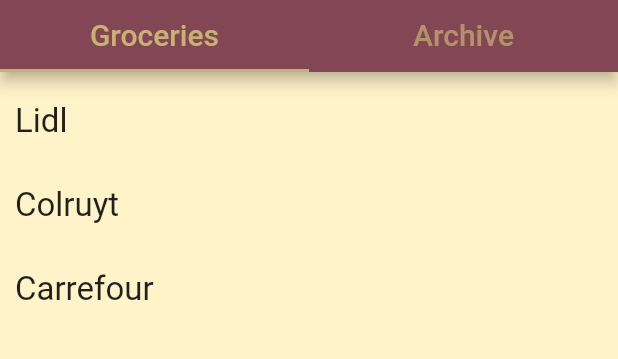
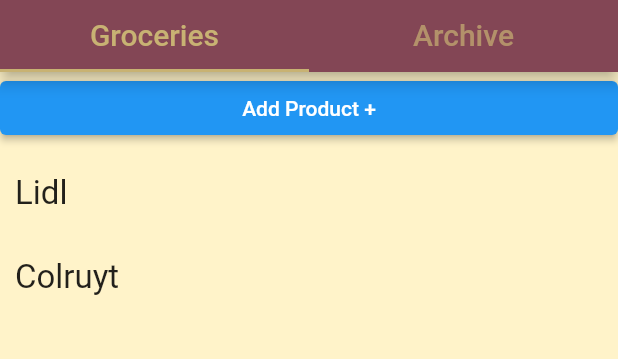
Before and after one commit to emre-yunus/ToBuy, a Flutter app: the screen it shows after launch, on a phone screen of 412 x 824 dp, the part 84-443 px from its top. Run offline on Flutter 3.47's test engine with Material 2 defaults, Android fonts, the phone set to English and light mode, and no system bars.

Commit message:
Added stores in "add product" buttons dialogue.

```diff
--- /dev/null
+++ b/lib/button_add_product.dart
@@ -0,0 +1,90 @@
+import 'package:flutter/material.dart';
+import 'dropdownmenu_stores.dart';
+
+class AddProductButton extends StatefulWidget {
+  final String title;
+  final List storesAndItems;
+  final Function addProduct;
+  final Function getFirstStore;
+
+  const AddProductButton(
+      {required this.title,
+      required this.storesAndItems,
+      required this.addProduct,
+      required this.getFirstStore});
+
+  @override
+  State<AddProductButton> createState() => _AddProductButtonState();
+}
+
+class _AddProductButtonState extends State<AddProductButton> {
+  String _valueText = "";
+  String chosenStore = "";
+
+  @override
+  void initState() {
+    chosenStore = widget.getFirstStore();
+  }
+
+  void changeChosenStore(String newStore) {
+    setState(() {
+      chosenStore = newStore;
+    });
+    print(chosenStore);
+  }
+
+  @override
+  Widget build(BuildContext context) {
+    return ElevatedButton(
+      onPressed: () => showDialog<String>(
+        context: context,
+        builder: (BuildContext context) => AlertDialog(
+          title: const Text('Add Product'),
+          content: TextField(
+            onChanged: (value) {
+              setState(() {
+                _valueText = value;
+              });
+            },
+            //controller: _textFieldController,
+            decoration: InputDecoration(hintText: "Name of product"),
+          ),
+          actions: <Widget>[
+            Row(
+              children: [
+                const Padding(
+                  padding: EdgeInsets.fromLTRB(15.0, 0.0, 15.0, 0.0),
+                  child: Text("Pick a store:"),
+                ),
+                DropDownMenuStores(
+                    chosenStore: chosenStore,
+                    changeChosenStore: changeChosenStore,
+                    storesAndItems: widget.storesAndItems,
+                    getFirstStore: widget.getFirstStore),
+              ],
+            ),
+            Row(
+              mainAxisAlignment: MainAxisAlignment.end,
+              children: [
+                TextButton(
+                  onPressed: () => Navigator.pop(context, 'Cancel'),
+                  child: const Text('Cancel'),
+                ),
+                TextButton(
+                  onPressed: () {
+                    if (_valueText != "") {
+                      widget.addProduct(_valueText, chosenStore);
+                    }
+                    Navigator.pop(context, 'Add');
+                  },
+                  child: const Text('Add'),
+                ),
+              ],
+            ),
+          ],
+        ),
+      ),
+      child: const Text('Add Product +'),
+    );
+  }
+}
--- a/lib/groceries_archive.dart
+++ b/lib/groceries_archive.dart
@@ -1,5 +1,4 @@
 import 'package:flutter/material.dart';
-import 'stores_list/groceries_list_store.dart';
 
 class GroceriesArchive extends StatelessWidget {
   Widget build(BuildContext context) {
@@ -10,7 +9,7 @@
       color: const Color(0xFCFFF3C8),
       child: Column(
           children: [
-            for (var i in storesList) GroceriesListStore(storeName: i),
+            //for (var i in storesList) GroceriesListStore(storeName: i),
           ],
       ),
     );
--- a/lib/groceries_list.dart
+++ b/lib/groceries_list.dart
@@ -1,5 +1,6 @@
 import 'package:flutter/material.dart';
 import 'stores_list/groceries_list_store.dart';
+import 'button_add_product.dart';
 
 class GroceriesList extends StatefulWidget {
   @override
@@ -7,8 +8,30 @@
 }
 
 class _GroceriesListState extends State<GroceriesList> {
-  List<String> storesList = ["Lidl", "Colruyt", "Carrefour"];
-  List<String> items = ["item 1", "item 2", "item 3", "item 4"];
+  List storesAndItems = [
+    {
+      "storeName": "Lidl",
+      "storeProducts": ["cola", "chips"]
+    },
+    {
+      "storeName": "Colruyt",
+      "storeProducts": ["koffie", "pizza"]
+    },
+  ];
+
+  void addProduct(String product, String storeName) {
+    setState(() {
+      for (var i in storesAndItems) {
+        if (i["storeName"] == storeName) {
+          i["storeProducts"].add(product);
+        }
+      }
+    });
+  }
+
+  String getFirstStore() {
+    return storesAndItems[0]["storeName"];
+  }
 
   @override
   Widget build(BuildContext context) {
@@ -16,7 +39,15 @@
       color: const Color(0xFCFFF3C8),
       child: ListView(
         children: <Widget>[
-          for (var i in storesList) GroceriesListStore(storeName: i),
+          AddProductButton(
+            title: "title of button",
+            addProduct: addProduct,
+            storesAndItems: storesAndItems,
+            getFirstStore: getFirstStore,
+          ),
+          for (var i in storesAndItems)
+            GroceriesListStore(
+                storeName: i["storeName"], storeProducts: i["storeProducts"]),
         ],
       ),
     );
--- a/lib/stores_list/groceries_list_store.dart
+++ b/lib/stores_list/groceries_list_store.dart
@@ -3,8 +3,10 @@
 
 class GroceriesListStore extends StatefulWidget {
   final String storeName;
+  final List<String> storeProducts;
 
-  const GroceriesListStore({required this.storeName});
+  const GroceriesListStore(
+      {required this.storeName, required this.storeProducts, });
 
   @override
   State<GroceriesListStore> createState() => _GroceriesListStoreState();
@@ -12,7 +14,6 @@
 
 class _GroceriesListStoreState extends State<GroceriesListStore> {
   bool _showData = false;
-  List<String> products = ["water", "bread"];
 
   @override
   Widget build(BuildContext context) {
@@ -38,7 +39,6 @@
                       child: Row(
                           mainAxisAlignment: MainAxisAlignment.start,
                           children: [
-                            // add your other icon here
                             Text(
                               widget.storeName,
                               style: TextStyle(
@@ -52,7 +52,7 @@
               ? Column(
                   crossAxisAlignment: CrossAxisAlignment.start,
                   children: <Widget>[
-                    for (var i in products)
+                    for (var i in widget.storeProducts)
                       Padding(
                         padding: const EdgeInsets.fromLTRB(20.0, 0.0, 0.0, 0.0),
                         child: GroceriesListProduct(productName: i),
```
Also changed, not shown: lib/dropdownmenu_stores.dart (added, +54 -0 lines).
